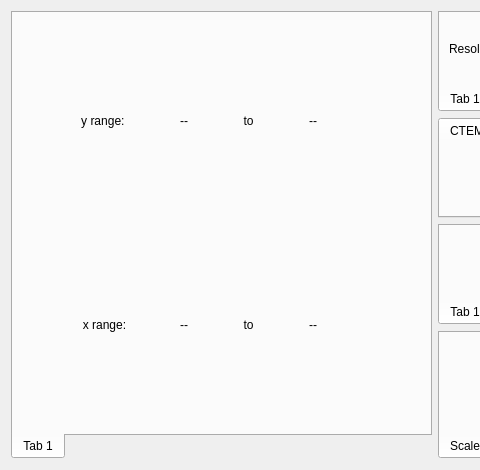
Before: the Qt Designer form src/gui/dialogs/settings/frames/arealayoutframe.ui in JJPPeters/clTEM, drawn with Qt 5; both pictures show x 0 to 480 and y 0 to 470 of the 964 by 470 pixel window.
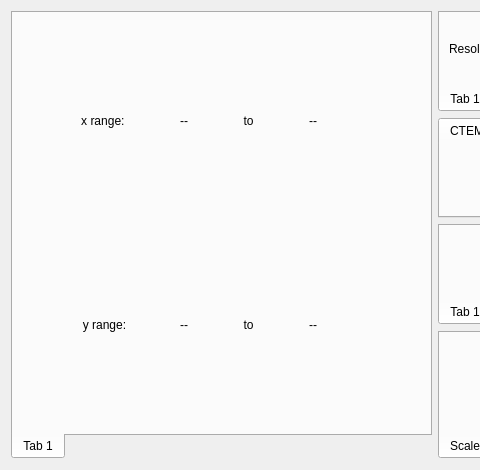
After: the same form once the commit is applied. Custom widgets are drawn as their Qt base class.

Diff of the .ui file:
```diff
--- a/src/gui/dialogs/settings/frames/arealayoutframe.ui
+++ b/src/gui/dialogs/settings/frames/arealayoutframe.ui
@@ -511,7 +511,7 @@
            <item row="1" column="1">
             <widget class="QLabel" name="label_16">
              <property name="text">
-              <string>x range:</string>
+              <string>y range:</string>
              </property>
              <property name="alignment">
               <set>Qt::AlignCenter</set>
@@ -579,7 +579,7 @@
            <item row="0" column="1">
             <widget class="QLabel" name="label_17">
              <property name="text">
-              <string>y range: </string>
+              <string>x range: </string>
              </property>
              <property name="alignment">
               <set>Qt::AlignCenter</set>
```
